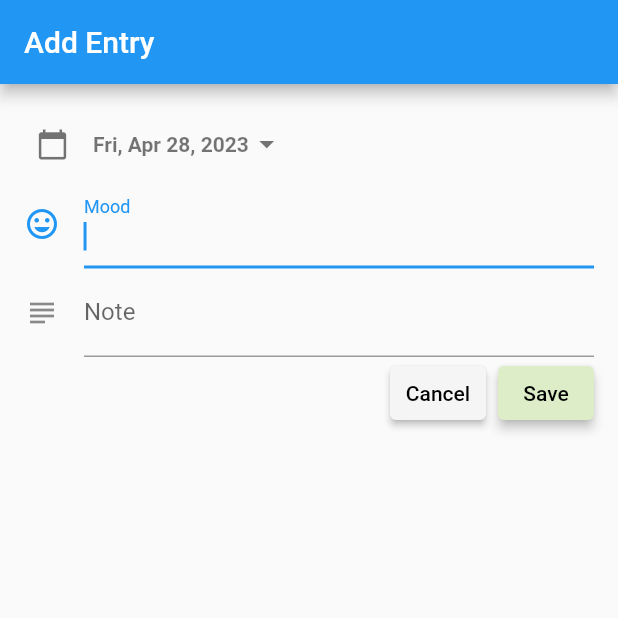
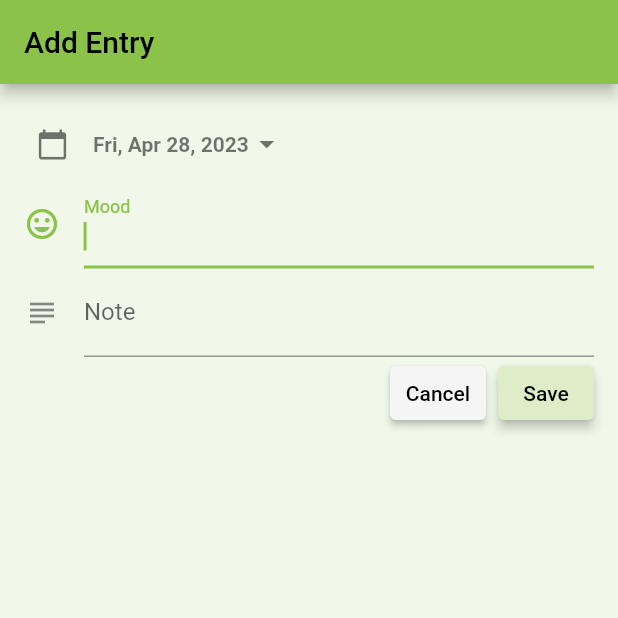
Before and after one commit to DevOpsThinh/BLoC-Design-Patterns, a Flutter app: the screen it shows after launch, after a tap on the "add" icon, on a phone screen of 412 x 824 dp, the top half of it. Run offline on Flutter 3.47's test engine with Material 2 defaults, Android fonts, the phone set to English and light mode, and no system bars; our stand-ins replace firebase_analytics, firebase_core; accounts and stored records are empty.

Commit message:
Production-Ready App: Add the Firebase Services and customize the home page AppBar, and BottomAppBar widgets.

```diff
--- a/lib/main.dart
+++ b/lib/main.dart
@@ -5,19 +5,33 @@
 ///------------------------------------------------------------------
 
 import 'package:counter_app/pages/home.dart';
+import 'package:firebase_analytics/firebase_analytics.dart';
 import 'package:flutter/material.dart';
+import 'package:firebase_core/firebase_core.dart';
+import 'firebase_options.dart';
 
-void main() => runApp(const MyApp());
+Future<void> main() async {
+  WidgetsFlutterBinding.ensureInitialized();
+  await Firebase.initializeApp(
+    options: DefaultFirebaseOptions.currentPlatform,
+  );
+  runApp(const MyApp());
+}
 
 /// Class's document:
 /// MyApp is a widget
 class MyApp extends StatelessWidget {
-  const MyApp({super.key});
+  const MyApp({Key? key}) : super(key: key);
+
+  static FirebaseAnalytics analytics = FirebaseAnalytics.instance;
+  static FirebaseAnalyticsObserver observer =
+      FirebaseAnalyticsObserver(analytics: analytics);
 
   // This widget is the root of your application.
   @override
   Widget build(BuildContext context) {
     return MaterialApp(
+      debugShowCheckedModeBanner: false,
       title: 'Journal App',
       theme: ThemeData(
           // This is the theme of your application.
@@ -30,10 +44,14 @@ class MyApp extends StatelessWidget {
           // Notice that the counter didn't reset back to zero; the application
           // is not restarted.
 
-        primarySwatch: Colors.blue,
-          bottomAppBarTheme: const BottomAppBarTheme(color: Colors.blue)
+          primarySwatch: Colors.lightGreen,
+          canvasColor: Colors.lightGreen.shade50,
+          bottomAppBarTheme: const BottomAppBarTheme(color: Colors.blue)),
+      navigatorObservers: <NavigatorObserver>[observer],
+      home: HomePage(
+        analytics: analytics,
+        observer: observer,
       ),
-      home: const HomePage(),
     );
   }
 }
--- a/lib/pages/home.dart
+++ b/lib/pages/home.dart
@@ -4,6 +4,7 @@
 /// Created At: 28/ 4/ 2023
 ///------------------------------------------------------------------
 
+import 'package:firebase_analytics/firebase_analytics.dart';
 import 'package:flutter/material.dart';
 import 'package:intl/intl.dart';
 
@@ -13,11 +14,14 @@ import 'edit_entry.dart';
 /// Class's document:
 /// The Journal Home Page
 class HomePage extends StatefulWidget {
-  const HomePage({Key? key}) : super(key: key);
-
   // This widget is the home page of your application. It is stateful, meaning
   // that it has a State object (defined below) that contains fields that affect
   // how it looks.
+
+  final FirebaseAnalytics analytics;
+  final FirebaseAnalyticsObserver observer;
+
+  const HomePage({super.key, required this.analytics, required this.observer});
 
   @override
   HomePageState createState() => HomePageState();
@@ -25,13 +29,41 @@ class HomePage extends StatefulWidget {
 
 class HomePageState extends State<HomePage> {
   late Database _database;
+  late String _message;
 
   @override
   void initState() {
     super.initState();
 
+    _message = "Send Analytics event";
     _database = Database(journals: []);
-}
+  }
+
+  void setMessage(String message) {
+    setState(() {
+      _message = message;
+    });
+  }
+
+  Future<void> _sendAnalyticsEvent() async {
+    // Only strings and numbers (longs & doubles for android, ints and doubles for iOS) are supported for GA custom event parameters:
+    // https://firebase.google.com/docs/reference/ios/firebaseanalytics/api/reference/Classes/FIRAnalytics#+logeventwithname:parameters:
+    // https://firebase.google.com/docs/reference/android/com/google/firebase/analytics/FirebaseAnalytics#public-void-logevent-string-name,-bundle-params
+    await widget.analytics.logEvent(
+      name: 'test_event',
+      parameters: <String, dynamic>{
+        'string': 'string',
+        'int': 42,
+        'long': 12345678910,
+        'double': 42.0,
+        // Only strings and numbers (ints & doubles) are supported for GA custom event parameters:
+        // https://developers.google.com/analytics/devguides/collection/analyticsjs/custom-dims-mets#overview
+        'bool': true.toString(),
+      },
+    );
+
+    setMessage('logEvent succeeded');
+  }
 
   Future<List<Journal>> _loadJournals() async {
     await DatabaseFileRoutines().readJournals().then((journalsJson) {
@@ -55,6 +87,8 @@ class HomePageState extends State<HomePage> {
               ),
           fullscreenDialog: true),
     );
+
+    _sendAnalyticsEvent();
 
     switch (journalEdit.action) {
       case 'Save':
@@ -80,7 +114,33 @@ class HomePageState extends State<HomePage> {
   Widget build(BuildContext context) {
     return Scaffold(
       appBar: AppBar(
-        title: const Text('Me & Journal'),
+        title: Text('Me & Journal',
+            style: TextStyle(color: Colors.lightGreen.shade800)),
+        elevation: 0.0,
+        bottom: PreferredSize(
+          preferredSize: const Size.fromHeight(32.0),
+          child: Container(),
+        ),
+        flexibleSpace: Container(
+          decoration: BoxDecoration(
+            gradient: LinearGradient(
+                colors: [Colors.lightGreen, Colors.lightGreen.shade50],
+                begin: Alignment.topCenter,
+                end: Alignment.bottomCenter),
+          ),
+        ),
+        actions: <Widget>[
+          IconButton(
+            onPressed: () {
+              // TODO: Add logout method
+            },
+            icon: Icon(
+              Icons.exit_to_app,
+              color: Colors.lightGreen.shade800,
+            ),
+            tooltip: "Sign Out",
+          )
+        ],
       ),
       body: FutureBuilder(
         initialData: const [],
@@ -91,9 +151,17 @@ class HomePageState extends State<HomePage> {
               : _buildListViewSeparated(snapshot);
         },
       ),
-      bottomNavigationBar: const BottomAppBar(
-        shape: CircularNotchedRectangle(),
-        child: Padding(padding: EdgeInsets.all(24.0)),
+      bottomNavigationBar: BottomAppBar(
+        elevation: 3.0,
+        child: Container(
+          height: 44.0,
+          decoration: BoxDecoration(
+              gradient: LinearGradient(
+            colors: [Colors.lightGreen.shade50, Colors.lightGreen],
+            begin: Alignment.topCenter,
+            end: Alignment.bottomCenter,
+          )),
+        ),
       ),
       floatingActionButtonLocation: FloatingActionButtonLocation.centerDocked,
       floatingActionButton: FloatingActionButton(
@@ -104,6 +172,7 @@ class HomePageState extends State<HomePage> {
               add: true,
               index: -1,
               journal: Journal(id: "", date: "", mood: "", note: ""));
+          _sendAnalyticsEvent();
         },
       ),
     );
```
Also changed, not shown: pubspec.yaml (+7 -0 lines), lib/firebase_options.dart (added), pubspec.lock, 8 other files. Lines whose indentation alone changed are shown as unchanged.
